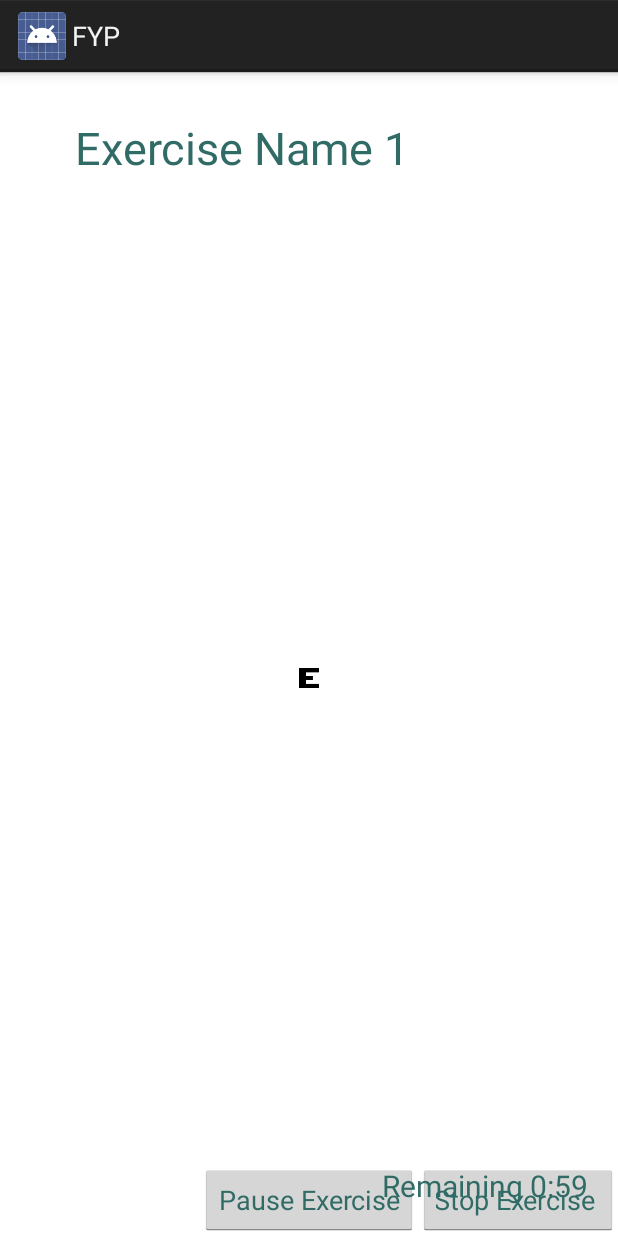
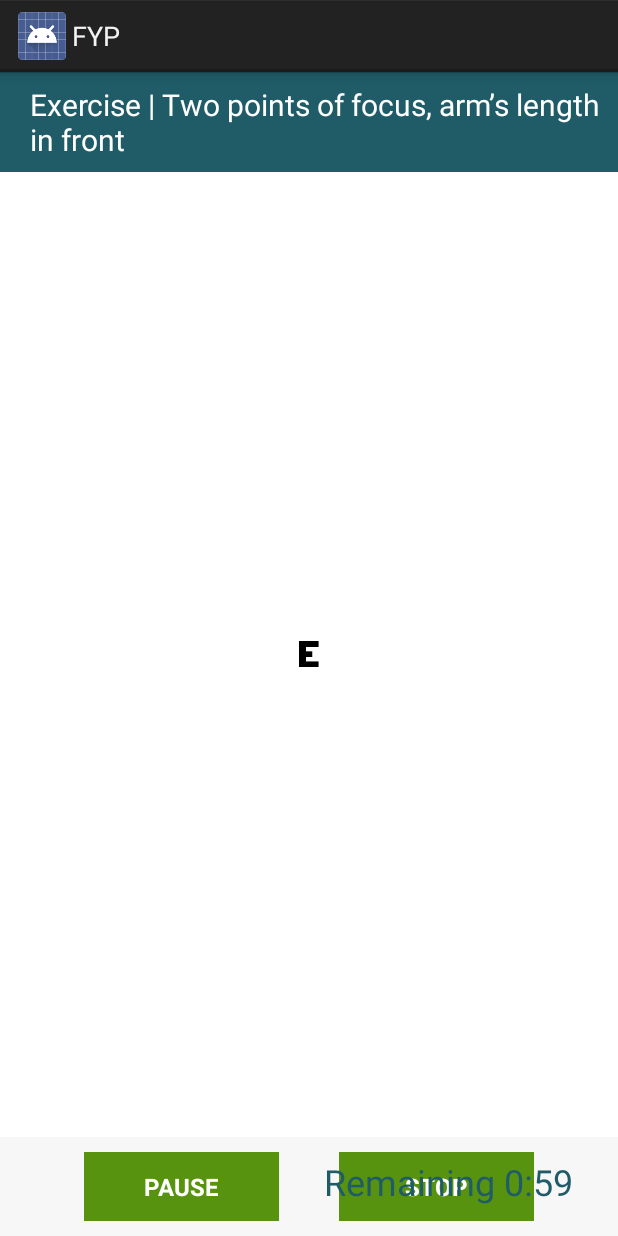
Before and after one commit to SilvanSalgues/VRA, an Android app: the fragment Fragment_exercise shown on its own in the app's theme, on a phone screen of 412 x 824 dp. Run offline under Robolectric (Android 15) with nearby library versions, the phone set to English and light mode, and no system bars; 2 statements that could not run were skipped.

Commit message:
- Added the names and instructions for all of the exercises to the SQLite database - Refurbished the e, z, and x focus point images - Added a help dialog to the exercise introduction screen to guide the user on how to complete the exercises safely - Added library for justifying text - Updated the layout of the exercise screen. Now in keeping with the final design.

```diff
--- a/New_design/app/build.gradle
+++ b/New_design/app/build.gradle
@@ -32,6 +32,7 @@ dependencies {
     //compile files('libs/mobileservices-2.0.1-beta.jar')
     //compile files('libs/notifications-1.0.1.jar')
     //compile files('libs/notification-hubs-0.4.jar')
-    compile(group: 'com.microsoft.azure', name: 'azure-notifications-handler', version: '1.0.1', ext: 'jar')
+    compile 'com.microsoft.azure:azure-notifications-handler:1.0.1@jar'
     //compile (group: 'com.microsoft.azure', name: 'azure-notifications-handler', version: '1.0.1', ext: 'jar')
+    compile 'com.github.bluejamesbond:textjustify-android:2.1.0'
 }
--- a/New_design/app/src/main/java/com/example/darren/new_design/Exercise_Type.java
+++ b/New_design/app/src/main/java/com/example/darren/new_design/Exercise_Type.java
@@ -32,7 +32,7 @@ public abstract class Exercise_Type  extends Fragment {
         GetLayout();
         InputFragmentView = inflater.inflate(layout_id, container, false);
 
-        starting_size = (int) (fontsize[0] * pixel_density());      // Starting size is the smallest the focus point can be and the first position in the array
+        starting_size = (int) (fontsize[1] * pixel_density());      // Starting size is the smallest the focus point can be and the first position in the array
 
         GIFimage = (GifImageView) InputFragmentView.findViewById(R.id.GIFview);
         //GIFimage.setBackgroundColor(Color.BLUE);
--- a/New_design/app/src/main/java/com/example/darren/new_design/Exercise_properties.java
+++ b/New_design/app/src/main/java/com/example/darren/new_design/Exercise_properties.java
@@ -3,16 +3,19 @@ package com.example.darren.new_design;
 public class Exercise_properties
 {
 
+    int id;
+    String Name;
+    String Description;
+    int Intro_Video;
     Exercise_Type Type;
-    String Name;
-    int Intro_Video;
     int Duration;
     int Gif;
     float Speed;
 
-    public Exercise_properties( String name, int Intro_Video, Exercise_Type type, int duration, int gif, float speed)
+    public Exercise_properties( String name, String Description, int Intro_Video, Exercise_Type type, int duration, int gif, float speed)
     {
         this.Name = name;
+        this.Description = Description;
         this.Intro_Video = Intro_Video;
         this.Type = type;
         this.Duration = duration;
@@ -23,6 +26,10 @@ public class Exercise_properties
     public String getName()
     {
         return Name;
+    }
+    public String getDescription()
+    {
+        return Description;
     }
     public int getIntro_Video(){ return Intro_Video;}
     public Exercise_Type getType()
--- a/New_design/app/src/main/java/com/example/darren/new_design/Fragment_exercise.java
+++ b/New_design/app/src/main/java/com/example/darren/new_design/Fragment_exercise.java
@@ -3,6 +3,7 @@ package com.example.darren.new_design;
 import android.app.Fragment;
 import android.app.FragmentManager;
 import android.app.FragmentTransaction;
+import android.database.Cursor;
 import android.os.Bundle;
 import android.os.CountDownTimer;
 import android.util.Log;
@@ -29,14 +30,34 @@ public class Fragment_exercise extends Fragment {
     Button Pause_btn, Stop_btn;
     Fragment ExerciseFragment;
 
+    Database_Manager db;
+    Cursor cur;
+
     List<Exercise_properties> exerc = new ArrayList<>();    // Holds a list of exercises
     static CountDownTimer countDownTimer;
 
     public View onCreateView(LayoutInflater inflater, ViewGroup container, Bundle savedInstanceState){
         InputFragmentView = inflater.inflate(R.layout.exercise, container, false);
+        db = new Database_Manager(getActivity());
+        db.open();
 
-        exerc.add(new Exercise_properties("Exercise Name 1",R.drawable.test, new Exercise_Type1(), 60, R.drawable.illusion1, 0.3f));
-        exerc.add(new Exercise_properties("Exercise Name 2",R.drawable.test ,new Exercise_Type2(), 60, R.drawable.illusion3, 0.3f));
+        cur = db.getExerciseDescriptions();
+        cur.moveToPosition(4);//exercise);
+        Log.d("Cursor","" + cur.getString(1));
+
+        String ExName = cur.getString(1);
+        String Description = cur.getString(2);
+        db.close();
+
+
+        /*String ExName = "Side to side head rotation exercise, 6-8 feet away";
+        String Description = "Place tablet on a shelf or ledge at roughly eye level. Stand 6-8 feet away. " +
+                "The screen has an ‘E’ letter in the middle of the screen. Move your head from side to side " +
+                "while focusing on the letter. If the letter starts to go out of focus then slow down. Continue " +
+                "this exercise until timer has finished.";*/
+
+        exerc.add(new Exercise_properties(ExName,Description,R.drawable.test, new Exercise_Type1(), 60, R.drawable.illusion1, 0.3f));
+        exerc.add(new Exercise_properties(ExName,Description,R.drawable.test, new Exercise_Type2(), 60, R.drawable.illusion3, 0.3f));
 
 
         timer = (TextView)  InputFragmentView.findViewById(R.id.timer_txt);
@@ -54,12 +75,12 @@ public class Fragment_exercise extends Fragment {
             @Override
             public void onClick(View v) {
                 if (TimerActive) {
-                    Pause_btn.setText("Continue Exercise");
+                    Pause_btn.setText("CONTINUE");
                     countDownTimer.cancel();
                     TimerActive = false;
                 }
                 else{
-                    Pause_btn.setText("Pause Exercise");
+                    Pause_btn.setText("PAUSE");
                     countDownTimer = new MyCountDownTimer();
                     countDownTimer.start();
                     TimerActive = true;
@@ -96,7 +117,7 @@ public class Fragment_exercise extends Fragment {
                 .addToBackStack(null);
         ft.commit();
 
-        exercise_name.setText(exerc.get(exercise).getName());                  // Sets the Exercise_No text box as the current exercise number
+        exercise_name.setText("Exercise | " + exerc.get(exercise).getName());  // Sets the Exercise_No text box as the current exercise number
         //Speed.setText("Speed : " + exerc.get(exercise).speed + "Hz");        // Sets the Speed text box as the speed of head movement of the exercise
 
         return InputFragmentView;
--- a/New_design/app/src/main/res/layout/exercise.xml
+++ b/New_design/app/src/main/res/layout/exercise.xml
@@ -3,66 +3,92 @@
 <RelativeLayout
     android:layout_width="fill_parent"
     android:layout_height="fill_parent"
-    xmlns:android="http://schemas.android.com/apk/res/android">
+    xmlns:android="http://schemas.android.com/apk/res/android"
+    android:background="#fff7f7f7">
 
     <RelativeLayout
         android:layout_width="fill_parent"
-        android:layout_height="fill_parent"
-        android:background="@android:color/white">
+        android:layout_height="100px"
+        android:id="@+id/headerExerc"
+        android:background="#ff1f5c68">
 
         <TextView
             android:layout_width="wrap_content"
             android:layout_height="wrap_content"
-            android:text="&lt;Exercise Name &amp; Number>"
+            android:text="Exercise |  Exercises Name "
             android:id="@+id/exercise_name"
-            android:textColor="#ff306b65"
-            android:textSize="30sp"
-            android:textIsSelectable="false"
-            android:layout_marginStart="50dp"
-            android:layout_alignParentTop="true"
+            android:textColor="@android:color/white"
             android:layout_alignParentStart="true"
-            android:layout_marginTop="30dp" />
+            android:layout_marginLeft="20dp"
+            android:textSize="20sp"
+            android:layout_centerVertical="true" />
+    </RelativeLayout>
+    <RelativeLayout
+        android:layout_width="fill_parent"
+        android:layout_height="fill_parent"
+        android:background="@android:color/white"
+        android:layout_below="@+id/headerExerc"
+        android:id="@+id/body"
+        android:layout_above="@+id/footer">
 
         <FrameLayout
             android:layout_width="fill_parent"
             android:layout_height="fill_parent"
             android:id="@+id/exercise_container"
-            android:layout_below="@+id/exercise_name"
-            android:layout_marginTop="10dp"
-            android:layout_above="@+id/Pause_btn"
-            />
+            android:layout_alignParentBottom="true">
+
+        </FrameLayout>
+
+
+    </RelativeLayout>
+    <RelativeLayout
+        android:orientation="horizontal"
+        android:layout_width="wrap_content"
+        android:layout_height="wrap_content"
+        android:layout_gravity="center_horizontal|bottom"
+        android:layout_alignParentBottom="true"
+        android:layout_centerHorizontal="true"
+        android:padding="10dp"
+        android:id="@+id/footer">
 
         <Button
-            android:layout_width="wrap_content"
-            android:layout_height="wrap_content"
-            android:text="Pause Exercise"
+            android:layout_width="130dp"
+            android:layout_height="46dp"
+            android:text="PAUSE"
             android:id="@+id/Pause_btn"
-            android:layout_alignParentBottom="true"
-            android:layout_centerHorizontal="true"
-            android:textColor="#ff306b65"
-            android:singleLine="true" />
+            android:textColor="@android:color/white"
+            android:singleLine="true"
+            android:background="#ff589310"
+            android:textSize="16sp"
+            android:textStyle="bold"
+            android:layout_alignParentTop="true"
+            android:layout_alignParentStart="true" />
 
         <Button
-            android:layout_width="wrap_content"
-            android:layout_height="wrap_content"
-            android:text="Stop Exercise "
+            android:layout_width="130dp"
+            android:layout_height="46dp"
+            android:text="STOP"
             android:id="@+id/Stop_btn"
-            android:layout_alignTop="@+id/Pause_btn"
+            android:textColor="@android:color/white"
+            android:background="#ff589310"
+            android:textSize="16sp"
+            android:textStyle="bold"
+            android:layout_alignParentTop="true"
             android:layout_toEndOf="@+id/Pause_btn"
-            android:textColor="#ff306b65" />
+            android:layout_marginLeft="40dp" />
+    </RelativeLayout>
 
     <TextView
         android:layout_width="wrap_content"
         android:layout_height="wrap_content"
         android:text="Remaining 0:00"
         android:id="@+id/timer_txt"
-            android:textSize="20sp"
-            android:textColor="#ff306b65"
+        android:textSize="24sp"
+        android:textColor="#ff1f5c68"
+        android:layout_marginRight="30dp"
         android:layout_alignParentBottom="true"
-            android:layout_alignParentRight="true"
-            android:layout_marginBottom="20dp"
-            android:layout_marginRight="20dp"/>
+        android:layout_alignParentEnd="true"
+        android:layout_marginBottom="20dp" />
 
 
 </RelativeLayout>
-</RelativeLayout>
--- a/New_design/app/src/main/res/layout/exercise_type_2.xml
+++ b/New_design/app/src/main/res/layout/exercise_type_2.xml
@@ -24,7 +24,7 @@
             android:layout_width="wrap_content"
             android:layout_height="wrap_content"
             android:id="@+id/right_point"
-            android:background="@drawable/e_point"/>
+            android:background="@drawable/z_point"/>
     </RelativeLayout>
 
     <RelativeLayout
@@ -40,7 +40,7 @@
             android:layout_width="wrap_content"
             android:layout_height="wrap_content"
             android:id="@+id/left_point"
-            android:background="@drawable/e_point"/>
+            android:background="@drawable/x_point"/>
     </RelativeLayout>
 
 </RelativeLayout>
--- a/New_design/app/src/main/res/layout/login.xml
+++ b/New_design/app/src/main/res/layout/login.xml
@@ -8,7 +8,6 @@
         android:layout_width="wrap_content"
         android:layout_height="wrap_content"
         android:id="@+id/logo"
-        android:focusableInTouchMode="false"
         android:background="@drawable/logo"
         android:layout_alignParentTop="true"
         android:layout_alignStart="@+id/content_login"
```
Also changed, not shown: New_design/app/src/main/java/com/example/darren/new_design/Database_Manager.java (+102 -20 lines), New_design/app/src/main/java/com/example/darren/new_design/Fragment_exercise_intro.java (+67 -4 lines), New_design/app/src/main/res/layout/exercise_intro.xml (+28 -26 lines), New_design/app/src/main/res/layout/revise.xml (+5 -5 lines), New_design/app/src/main/res/layout/sensor.xml (+4 -4 lines), New_design/app/src/main/res/drawable-xhdpi/e_point.png, New_design/app/src/main/res/drawable-xhdpi/x_point.png (added), New_design/app/src/main/res/drawable-xhdpi/z_point.png (added), 32 other files. Lines whose indentation alone changed are shown as unchanged.
